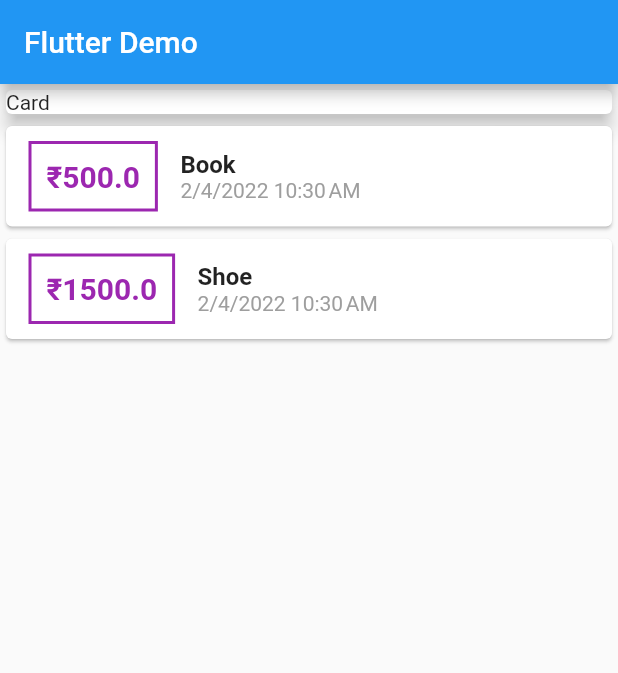
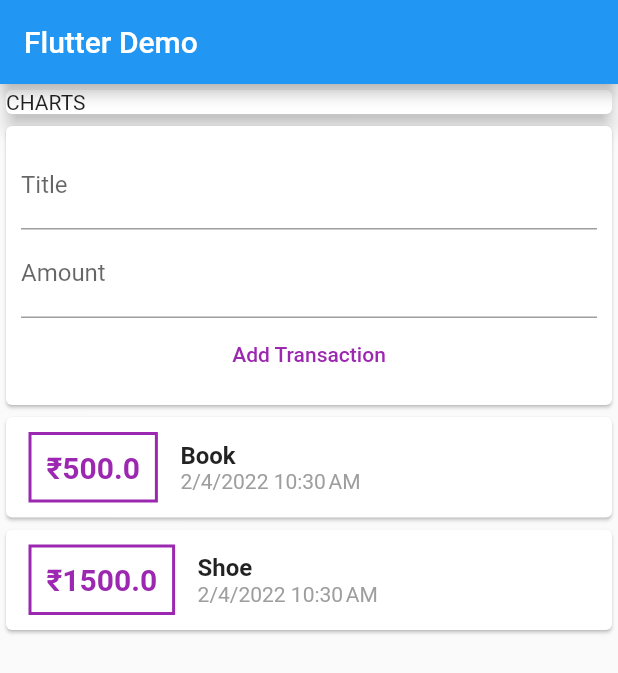
Before and after one commit to Mridul2820/expence-planner, a Flutter app: the screen it shows after launch, on a phone screen of 412 x 824 dp. Shown: the top 673 px of the screen. Run offline on Flutter 3.47's test engine with Material 2 defaults, Android fonts, the phone set to English and light mode, and no system bars.

Commit message:
widgit breakup

```diff
--- a/lib/main.dart
+++ b/lib/main.dart
@@ -1,25 +1,9 @@
-import './transaction.dart';
+import './widgets/user_transactions.dart';
 import 'package:flutter/material.dart';
-import 'package:intl/intl.dart';
 
 void main() => runApp(MyApp());
 
 class MyApp extends StatelessWidget {
-  final List<Transaction> transactions = [
-    Transaction(
-      id: 't1',
-      title: 'Book',
-      amount: 500.00,
-      date: DateTime.now(),
-    ),
-    Transaction(
-      id: 't2',
-      title: 'Shoe',
-      amount: 1500.00,
-      date: DateTime.now(),
-    ),
-  ];
-
   @override
   Widget build(BuildContext context) {
     return MaterialApp(
@@ -33,61 +17,11 @@ class MyApp extends StatelessWidget {
             Card(
               child: Container(
                 width: double.infinity,
-                child: Text('Card'),
+                child: Text('CHARTS'),
               ),
               elevation: 5,
             ),
-            Column(
-              children: transactions
-                  .map(
-                    (tx) => Card(
-                      child: Row(
-                        children: [
-                          Container(
-                            margin: EdgeInsets.symmetric(
-                              vertical: 10,
-                              horizontal: 15,
-                            ),
-                            padding: EdgeInsets.all(10),
-                            decoration: BoxDecoration(
-                              border: Border.all(
-                                color: Colors.purple,
-                                width: 2,
-                              ),
-                            ),
-                            child: Text(
-                              '\u{20B9}${tx.amount}',
-                              style: TextStyle(
-                                fontWeight: FontWeight.bold,
-                                fontSize: 20,
-                                color: Colors.purple,
-                              ),
-                            ),
-                          ),
-                          Column(
-                            crossAxisAlignment: CrossAxisAlignment.start,
-                            children: [
-                              Text(
-                                tx.title,
-                                style: TextStyle(
-                                  fontSize: 16,
-                                  fontWeight: FontWeight.bold,
-                                ),
-                              ),
-                              Text(
-                                DateFormat.yMd().add_jm().format(tx.date),
-                                style: TextStyle(
-                                  color: Colors.grey,
-                                ),
-                              ),
-                            ],
-                          ),
-                        ],
-                      ),
-                    ),
-                  )
-                  .toList(),
-            ),
+            UserTransaction(),
           ],
         ),
       ),
--- /dev/null
+++ b/lib/widgets/new_transaction.dart
@@ -0,0 +1,39 @@
+import 'package:flutter/material.dart';
+
+class NewTransaction extends StatelessWidget {
+  final titleController = TextEditingController();
+  final amountController = TextEditingController();
+
+  @override
+  Widget build(BuildContext context) {
+    return Card(
+      child: Container(
+        padding: EdgeInsets.all(10),
+        child: Column(
+          children: [
+            TextField(
+              decoration: InputDecoration(
+                labelText: 'Title',
+              ),
+              controller: titleController,
+            ),
+            TextField(
+              decoration: InputDecoration(
+                labelText: 'Amount',
+              ),
+              controller: amountController,
+            ),
+            FlatButton(
+              onPressed: () {
+                print(titleController);
+                print(amountController);
+              },
+              child: Text('Add Transaction'),
+              textColor: Colors.purple,
+            ),
+          ],
+        ),
+      ),
+    );
+  }
+}
--- /dev/null
+++ b/lib/widgets/transaction_list.dart
@@ -0,0 +1,64 @@
+import '../models/transaction.dart';
+import 'package:flutter/material.dart';
+import 'package:intl/intl.dart';
+
+class TransactionList extends StatelessWidget {
+  final List<Transaction> transactions;
+
+  TransactionList(this.transactions);
+
+  @override
+  Widget build(BuildContext context) {
+    return Column(
+      children: transactions
+          .map(
+            (tx) => Card(
+              child: Row(
+                children: [
+                  Container(
+                    margin: EdgeInsets.symmetric(
+                      vertical: 10,
+                      horizontal: 15,
+                    ),
+                    padding: EdgeInsets.all(10),
+                    decoration: BoxDecoration(
+                      border: Border.all(
+                        color: Colors.purple,
+                        width: 2,
+                      ),
+                    ),
+                    child: Text(
+                      '\u{20B9}${tx.amount}',
+                      style: TextStyle(
+                        fontWeight: FontWeight.bold,
+                        fontSize: 20,
+                        color: Colors.purple,
+                      ),
+                    ),
+                  ),
+                  Column(
+                    crossAxisAlignment: CrossAxisAlignment.start,
+                    children: [
+                      Text(
+                        tx.title,
+                        style: TextStyle(
+                          fontSize: 16,
+                          fontWeight: FontWeight.bold,
+                        ),
+                      ),
+                      Text(
+                        DateFormat.yMd().add_jm().format(tx.date),
+                        style: TextStyle(
+                          color: Colors.grey,
+                        ),
+                      ),
+                    ],
+                  ),
+                ],
+              ),
+            ),
+          )
+          .toList(),
+    );
+  }
+}
--- /dev/null
+++ b/lib/widgets/user_transactions.dart
@@ -0,0 +1,36 @@
+import 'package:flutter/material.dart';
+import './new_transaction.dart';
+import './transaction_list.dart';
+import '../models/transaction.dart';
+
+class UserTransaction extends StatefulWidget {
+  @override
+  _UserTransactionState createState() => _UserTransactionState();
+}
+
+class _UserTransactionState extends State<UserTransaction> {
+  final List<Transaction> _userTransactions = [
+    Transaction(
+      id: 't1',
+      title: 'Book',
+      amount: 500.00,
+      date: DateTime.now(),
+    ),
+    Transaction(
+      id: 't2',
+      title: 'Shoe',
+      amount: 1500.00,
+      date: DateTime.now(),
+    ),
+  ];
+
+  @override
+  Widget build(BuildContext context) {
+    return Column(
+      children: [
+        NewTransaction(),
+        TransactionList(_userTransactions),
+      ],
+    );
+  }
+}
```
Also changed, not shown: lib/models/transaction.dart (renamed from lib/transaction.dart).
